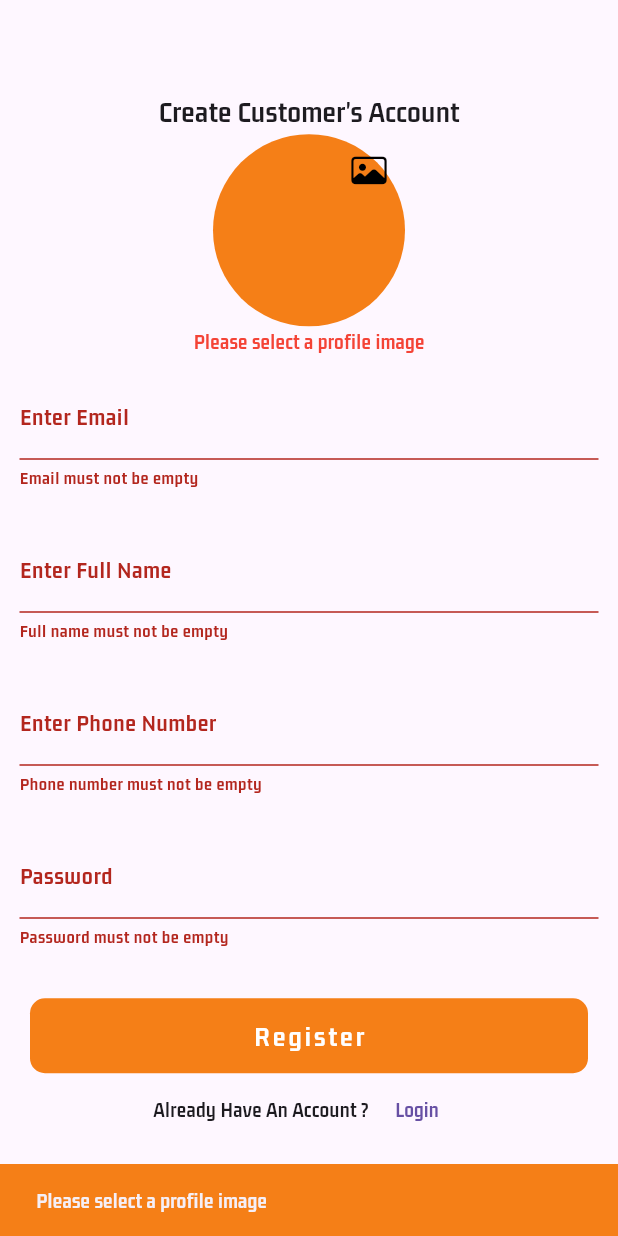
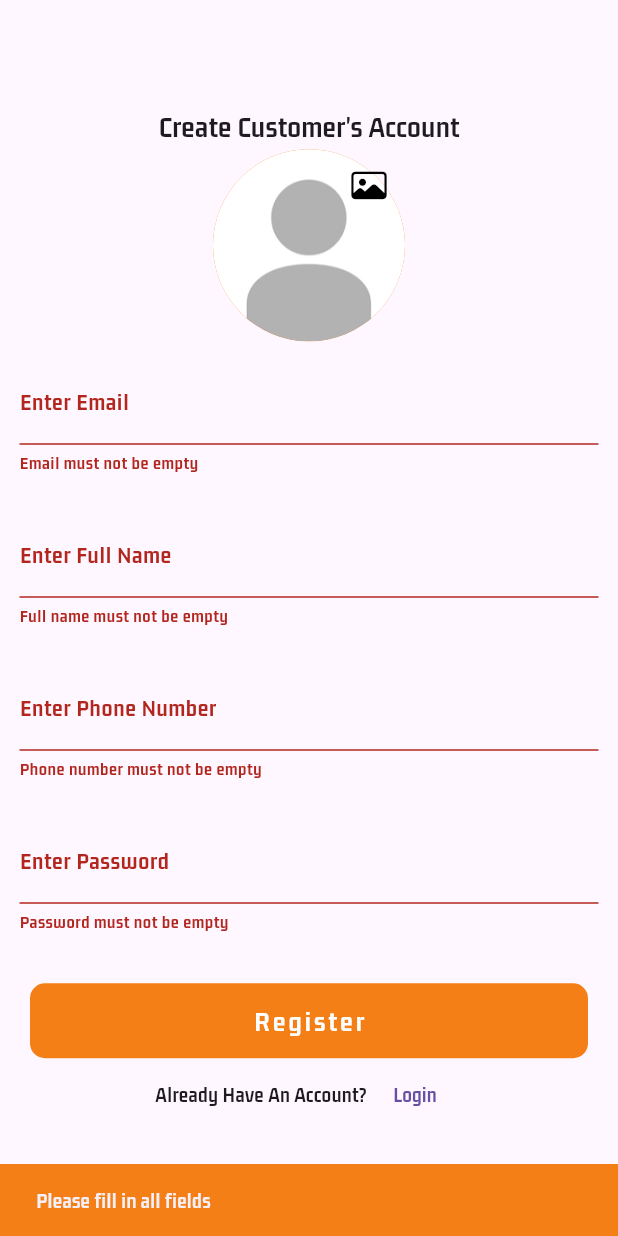
Before and after one commit to manhhh1108/E-commerce, a Flutter app: the BuyerRegisterScreen screen opened directly, after a tap on "Register", on a phone screen of 412 x 824 dp. Run offline on Flutter 3.47's test engine with Material 3 defaults, Android fonts, the phone set to English and light mode, and no system bars; our stand-ins replace cached_network_image, cloud_firestore, firebase_auth, firebase_core, firebase_storage, flutter_easyloading and 6 more; missing offline and left inert: country_state_city_picker, firebase_app_check, firebase_ui_auth; accounts and stored records are empty.

Commit message:
Thông điệp mô tả thay đổi

```diff
--- a/lib/main.dart
+++ b/lib/main.dart
@@ -72,7 +72,7 @@ class MyApp extends StatelessWidget {
         primarySwatch: Colors.blue,
         fontFamily: 'Brand-Bold',
       ),
-      home: MainVendorScreen(),
+      home: LoginScreen(),
     );
   }
 }
--- a/lib/views/buyers/auth/register_screen.dart
+++ b/lib/views/buyers/auth/register_screen.dart
@@ -25,14 +25,13 @@ class _BuyerRegisterScreenState extends State<BuyerRegisterScreen> {
 
   bool _isLoading = false;
   Uint8List? _image;
-  bool _imageSelected = false;
 
   _signUpUser() async {
     setState(() {
       _isLoading = true;
     });
 
-    if (_formKey.currentState!.validate() && _image != null) {
+    if (_formKey.currentState!.validate()) {
       try {
         // Đăng ký người dùng với Firebase Authentication
         UserCredential userCredential =
@@ -41,19 +40,22 @@ class _BuyerRegisterScreenState extends State<BuyerRegisterScreen> {
           password: password,
         );
 
+        String imageUrl = '';
+        if (_image != null) {
           // Tải ảnh lên Firebase Storage
-        String fileName =
-            '${userCredential.user!.uid}_profile.jpg'; // Tên file ảnh duy nhất
+          String fileName = '${userCredential.user!.uid}_profile.jpg';
           Reference storageRef =
           FirebaseStorage.instance.ref().child('profile_images/$fileName');
           UploadTask uploadTask = storageRef.putData(_image!);
 
           TaskSnapshot snapshot = await uploadTask.whenComplete(() {});
+          imageUrl = await snapshot.ref.getDownloadURL();
+        } else {
+          // Sử dụng ảnh mặc định
+          imageUrl = 'assets/images/default_profile.png';
+        }
 
-        // Lấy URL ảnh đã tải lên
-        String imageUrl = await snapshot.ref.getDownloadURL();
-
-        // Lưu thông tin người dùng vào Firestore, bao gồm cả URL ảnh
+        // Lưu thông tin người dùng vào Firestore
         String uid = userCredential.user!.uid;
         await FirebaseFirestore.instance.collection('buyers').doc(uid).set({
           'fullName': fullName,
@@ -87,17 +89,8 @@ class _BuyerRegisterScreenState extends State<BuyerRegisterScreen> {
     } else {
       setState(() {
         _isLoading = false;
-        if (_image == null) {
-          _imageSelected = false;
-          showSnack(context, 'Please select a profile image');
-        } else {
-          _imageSelected = true;
-        }
       });
-
-      if (!_formKey.currentState!.validate()) {
       showSnack(context, 'Please fill in all fields');
-      }
     }
   }
 
@@ -106,21 +99,21 @@ class _BuyerRegisterScreenState extends State<BuyerRegisterScreen> {
       context: context,
       builder: (BuildContext context) {
         return AlertDialog(
-          title: Text("Select Image"),
+          title: const Text("Select Image"),
           content: Column(
             mainAxisSize: MainAxisSize.min,
             children: [
               ListTile(
-                leading: Icon(CupertinoIcons.photo),
-                title: Text("Select from library"),
+                leading: const Icon(CupertinoIcons.photo),
+                title: const Text("Select from library"),
                 onTap: () async {
                   Navigator.of(context).pop();
                   selectGalleryImage();
                 },
               ),
               ListTile(
-                leading: Icon(CupertinoIcons.camera),
-                title: Text("Take a photo with the camera"),
+                leading: const Icon(CupertinoIcons.camera),
+                title: const Text("Take a photo with the camera"),
                 onTap: () async {
                   Navigator.of(context).pop();
                   selectCameraImage();
@@ -128,8 +121,8 @@ class _BuyerRegisterScreenState extends State<BuyerRegisterScreen> {
               ),
               if (_image != null)
                 ListTile(
-                  leading: Icon(CupertinoIcons.trash),
-                  title: Text("Delete photo"),
+                  leading: const Icon(CupertinoIcons.trash),
+                  title: const Text("Delete photo"),
                   onTap: () {
                     setState(() {
                       _image = null;
@@ -148,7 +141,6 @@ class _BuyerRegisterScreenState extends State<BuyerRegisterScreen> {
     Uint8List im = await _authController.pickProfileImage(ImageSource.gallery);
     setState(() {
       _image = im;
-      _imageSelected = true; // Đánh dấu đã chọn ảnh
     });
   }
 
@@ -156,7 +148,6 @@ class _BuyerRegisterScreenState extends State<BuyerRegisterScreen> {
     Uint8List im = await _authController.pickProfileImage(ImageSource.camera);
     setState(() {
       _image = im;
-      _imageSelected = true; // Đánh dấu đã chọn ảnh
     });
   }
 
@@ -170,7 +161,7 @@ class _BuyerRegisterScreenState extends State<BuyerRegisterScreen> {
             child: Column(
               mainAxisAlignment: MainAxisAlignment.center,
               children: [
-                Text(
+                const Text(
                   "Create Customer's Account",
                   style: TextStyle(
                     fontSize: 20,
@@ -178,24 +169,22 @@ class _BuyerRegisterScreenState extends State<BuyerRegisterScreen> {
                 ),
                 Stack(
                   children: [
-                    _image != null
-                        ? CircleAvatar(
+                    CircleAvatar(
                       radius: 64,
                       backgroundColor: Colors.yellow.shade900,
-                      backgroundImage: MemoryImage(_image!),
-                    )
-                        : CircleAvatar(
-                      radius: 64,
-                      backgroundColor: Colors.yellow.shade900,
+                      backgroundImage: _image != null
+                          ? MemoryImage(_image!)
+                          : const AssetImage('assets/images/default_profile.png')
+                      as ImageProvider,
                     ),
                     Positioned(
                       right: 0,
                       top: 0,
                       child: IconButton(
                         onPressed: () {
-                          selectImage(); // Hiển thị dialog chọn ảnh
+                          selectImage();
                         },
-                        icon: Icon(
+                        icon: const Icon(
                           CupertinoIcons.photo,
                           color: Colors.black,
                         ),
@@ -203,21 +192,14 @@ class _BuyerRegisterScreenState extends State<BuyerRegisterScreen> {
                     ),
                   ],
                 ),
-                if (!_imageSelected)
-                  Text(
-                    'Please select a profile image',
-                    style: TextStyle(
-                      color: Colors.red,
-                      fontWeight: FontWeight.bold,
-                    ),
-                  ),
                 Padding(
                   padding: const EdgeInsets.all(13.0),
                   child: TextFormField(
                     validator: (value) {
                       if (value!.isEmpty) {
                         return 'Email must not be empty';
-                      } else if (!RegExp(r'^[a-zA-Z0-9]+@[a-zA-Z0-9]+\.[a-zA-Z]+').hasMatch(value)) {
+                      } else if (!RegExp(r'^[a-zA-Z0-9]+@[a-zA-Z0-9]+\.[a-zA-Z]+')
+                          .hasMatch(value)) {
                         return 'Please enter a valid email';
                       }
                       return null;
@@ -225,7 +207,7 @@ class _BuyerRegisterScreenState extends State<BuyerRegisterScreen> {
                     onChanged: (value) {
                       email = value;
                     },
-                    decoration: InputDecoration(labelText: 'Enter Email'),
+                    decoration: const InputDecoration(labelText: 'Enter Email'),
                   ),
                 ),
                 Padding(
@@ -240,7 +222,8 @@ class _BuyerRegisterScreenState extends State<BuyerRegisterScreen> {
                     onChanged: (value) {
                       fullName = value;
                     },
-                    decoration: InputDecoration(labelText: 'Enter Full Name'),
+                    decoration:
+                    const InputDecoration(labelText: 'Enter Full Name'),
                   ),
                 ),
                 Padding(
@@ -255,7 +238,8 @@ class _BuyerRegisterScreenState extends State<BuyerRegisterScreen> {
                     onChanged: (value) {
                       phoneNumber = value;
                     },
-                    decoration: InputDecoration(labelText: 'Enter Phone Number'),
+                    decoration: const InputDecoration(
+                        labelText: 'Enter Phone Number'),
                   ),
                 ),
                 Padding(
@@ -271,10 +255,11 @@ class _BuyerRegisterScreenState extends State<BuyerRegisterScreen> {
                     onChanged: (value) {
                       password = value;
                     },
-                    decoration: InputDecoration(labelText: 'Password'),
+                    decoration:
+                    const InputDecoration(labelText: 'Enter Password'),
                   ),
                 ),
-                SizedBox(
+                const SizedBox(
                   height: 20,
                 ),
                 GestureDetector(
@@ -290,10 +275,10 @@ class _BuyerRegisterScreenState extends State<BuyerRegisterScreen> {
                     ),
                     child: Center(
                       child: _isLoading
-                          ? CircularProgressIndicator(
+                          ? const CircularProgressIndicator(
                         color: Colors.white,
                       )
-                          : Text(
+                          : const Text(
                         'Register',
                         style: TextStyle(
                             color: Colors.white,
@@ -307,7 +292,7 @@ class _BuyerRegisterScreenState extends State<BuyerRegisterScreen> {
                 Row(
                   mainAxisAlignment: MainAxisAlignment.center,
                   children: [
-                    Text('Already Have An Account ?'),
+                    const Text('Already Have An Account?'),
                     TextButton(
                         onPressed: () {
                           Navigator.push(
@@ -317,7 +302,7 @@ class _BuyerRegisterScreenState extends State<BuyerRegisterScreen> {
                             }),
                           );
                         },
-                        child: Text('Login')),
+                        child: const Text('Login')),
                   ],
                 ),
               ],
```
Also changed, not shown: assets/images/default_profile.jpg (added), assets/images/default_profile.png (added). Lines whose indentation alone changed are shown as unchanged.
